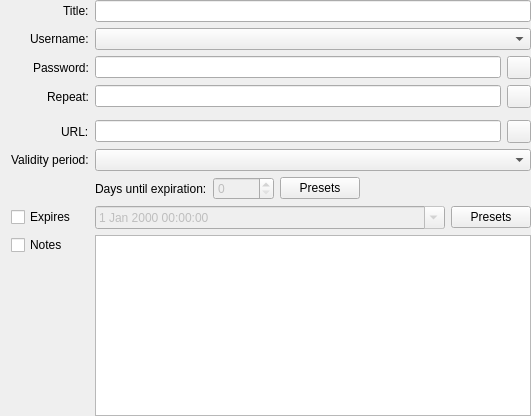
First picture: the form in src/gui/entry/EditEntryWidgetMain.ui, repository MuehlburgPhoenix/keepassxc, before the edit.
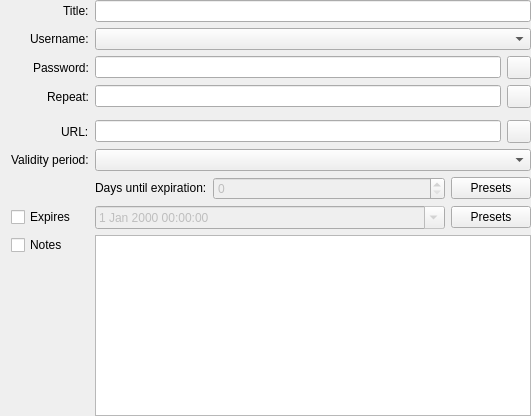
Second picture: the form after the edit. Custom widgets are drawn as their Qt base class.

Diff of the .ui file:
```diff
--- a/src/gui/entry/EditEntryWidgetMain.ui
+++ b/src/gui/entry/EditEntryWidgetMain.ui
@@ -253,6 +253,12 @@
     <layout class="QHBoxLayout" name="validityPeriodLayout">
      <item>
       <widget class="QLabel" name="validityPeriodLabel">
+       <property name="sizePolicy">
+        <sizepolicy hsizetype="Preferred" vsizetype="Fixed">
+         <horstretch>0</horstretch>
+         <verstretch>0</verstretch>
+        </sizepolicy>
+       </property>
        <property name="text">
         <string>Days until expiration:</string>
        </property>
@@ -263,6 +269,12 @@
        <property name="enabled">
         <bool>false</bool>
        </property>
+       <property name="sizePolicy">
+        <sizepolicy hsizetype="Expanding" vsizetype="Fixed">
+         <horstretch>0</horstretch>
+         <verstretch>0</verstretch>
+        </sizepolicy>
+       </property>
        <property name="accessibleName">
         <string>Validity period length edit</string>
        </property>
@@ -281,19 +293,6 @@
        </property>
       </widget>
      </item>
-     <item>
-      <spacer name="validityPeriodSpacer">
-       <property name="orientation">
-        <enum>Qt::Horizontal</enum>
-       </property>
-       <property name="sizeHint" stdset="0">
-        <size>
-         <width>40</width>
-         <height>20</height>
-        </size>
-       </property>
-      </spacer>
-     </item>
     </layout>
    </item>
   </layout>
```
